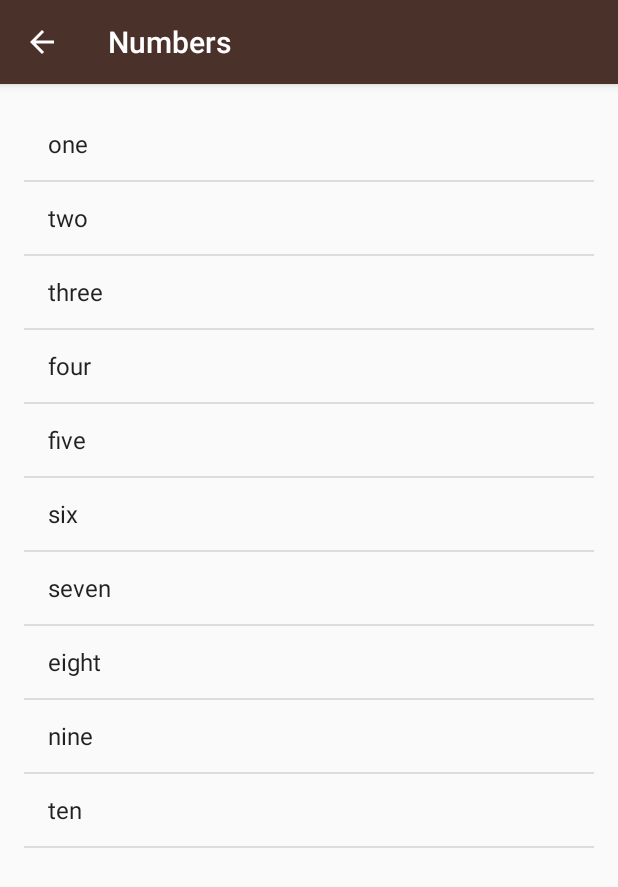
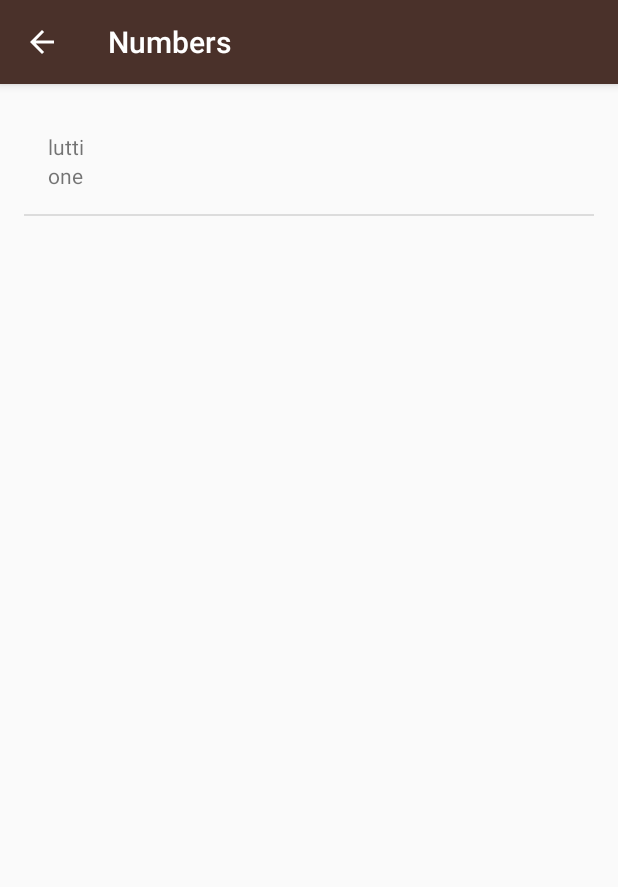
Before and after one commit to sTsaturian/Miwok, an Android app: the NumbersActivity screen opened directly, with no data from a screen before it, on a phone screen of 412 x 824 dp. Shown: the top 887 px of the screen. Run offline under Robolectric (Android 15) with nearby library versions, the phone set to English and light mode, and no system bars.

Commit message:
Switched to a custom WordAdapter to display two words in the ListView.

```diff
--- a/app/src/main/java/com/example/android/miwok/NumbersActivity.java
+++ b/app/src/main/java/com/example/android/miwok/NumbersActivity.java
@@ -32,9 +32,11 @@ public class NumbersActivity extends AppCompatActivity {
     protected void onCreate(Bundle savedInstanceState) {
         super.onCreate(savedInstanceState);
         setContentView(R.layout.activity_numbers);
-        ArrayList<String> words = new ArrayList<>(Arrays.asList("one","two","three","four",
-                "five","six","seven","eight","nine","ten"));
-        ArrayAdapter<String> itemsAdapter = new ArrayAdapter<String>(this, android.R.layout.simple_list_item_1, words);
+        ArrayList<Word> words = new ArrayList<>();
+
+        words.add(new Word("one","lutti"));
+
+        WordAdapter itemsAdapter = new WordAdapter(this, words);
         ListView listView = (ListView) findViewById(R.id.list);
         listView.setAdapter(itemsAdapter);
         Log.i("NumbersActivity","Test");
--- /dev/null
+++ b/app/src/main/java/com/example/android/miwok/Word.java
@@ -0,0 +1,35 @@
+package com.example.android.miwok;
+
+public class Word {
+    /** Default translation for the word */
+    private String mDefaultTranslation;
+
+    /** Miwok translation for the word */
+    private String mMiwokTranslation;
+
+    /**
+     * Create a new Word object.
+     *
+     * @param defaultTranslation is the word in a language that the user is already familiar with
+     *                           (such as English)
+     * @param miwokTranslation is the word in the Miwok language
+     */
+    public Word(String defaultTranslation, String miwokTranslation) {
+        mDefaultTranslation = defaultTranslation;
+        mMiwokTranslation = miwokTranslation;
+    }
+
+    /**
+     * Get the default translation of the word.
+     */
+    public String getDefaultTranslation() {
+        return mDefaultTranslation;
+    }
+
+    /**
+     * Get the Miwok translation of the word.
+     */
+    public String getMiwokTranslation() {
+        return mMiwokTranslation;
+    }
+}
--- /dev/null
+++ b/app/src/main/java/com/example/android/miwok/WordAdapter.java
@@ -0,0 +1,43 @@
+package com.example.android.miwok;
+
+import android.annotation.SuppressLint;
+import android.app.Activity;
+import android.content.Context;
+import android.view.LayoutInflater;
+import android.view.View;
+import android.view.ViewGroup;
+import android.widget.ArrayAdapter;
+import android.widget.TextView;
+
+import androidx.annotation.NonNull;
+
+import java.util.ArrayList;
+
+public class WordAdapter extends ArrayAdapter<Word> {
+    @SuppressLint("ResourceType")
+    public WordAdapter(@NonNull Activity context, ArrayList<Word> words) {
+        super(context, 42, words);
+    }
+
+    public View getView(int position, View convertView, ViewGroup parent){
+        // Check if the existing view is being reused, otherwise inflate the view
+        View listItemView = convertView;
+        if(listItemView == null) {
+            listItemView = LayoutInflater.from(getContext()).inflate(
+                    R.layout.list_item, parent, false);
+        }
+
+
+        // this uses method getItem from the original ArrayAdapter class
+        Word currentWord = getItem(position);
+
+        TextView miwokTextView = listItemView.findViewById(R.id.miwok_text_view);
+        miwokTextView.setText(currentWord.getMiwokTranslation());
+
+        TextView defaultTextView  = listItemView.findViewById(R.id.default_text_view);
+        defaultTextView.setText(currentWord.getDefaultTranslation());
+
+        return listItemView;
+    }
+
+}
--- /dev/null
+++ b/app/src/main/res/layout/list_item.xml
@@ -0,0 +1,22 @@
+<?xml version="1.0" encoding="utf-8"?>
+<LinearLayout xmlns:android="http://schemas.android.com/apk/res/android"
+    xmlns:tools="http://schemas.android.com/tools"
+    android:orientation="vertical" android:layout_width="match_parent"
+    android:layout_height="match_parent"
+    android:padding="16dp">
+
+    <TextView
+        android:id="@+id/miwok_text_view"
+        android:layout_width="match_parent"
+        android:layout_height="wrap_content"
+        tools:text="lutti"
+    />
+
+    <TextView
+        android:id="@+id/default_text_view"
+        android:layout_width="match_parent"
+        android:layout_height="wrap_content"
+        tools:text="one"
+        />
+
+</LinearLayout>
```
